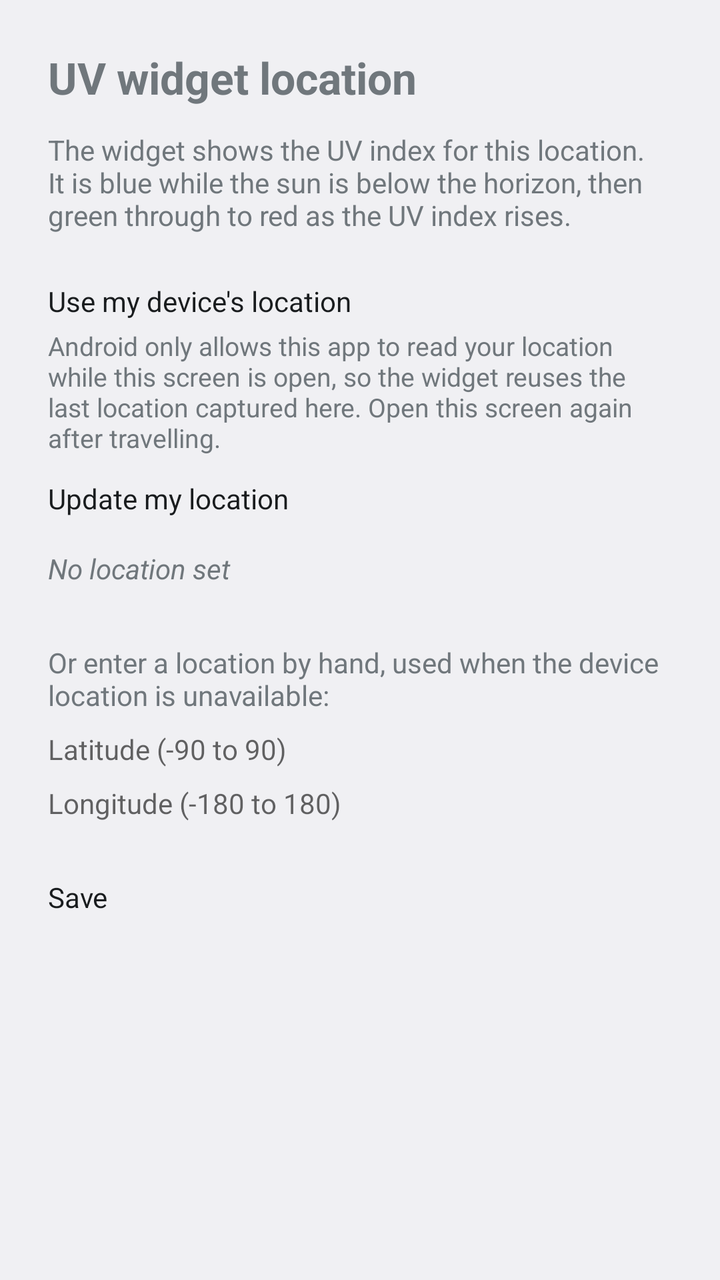
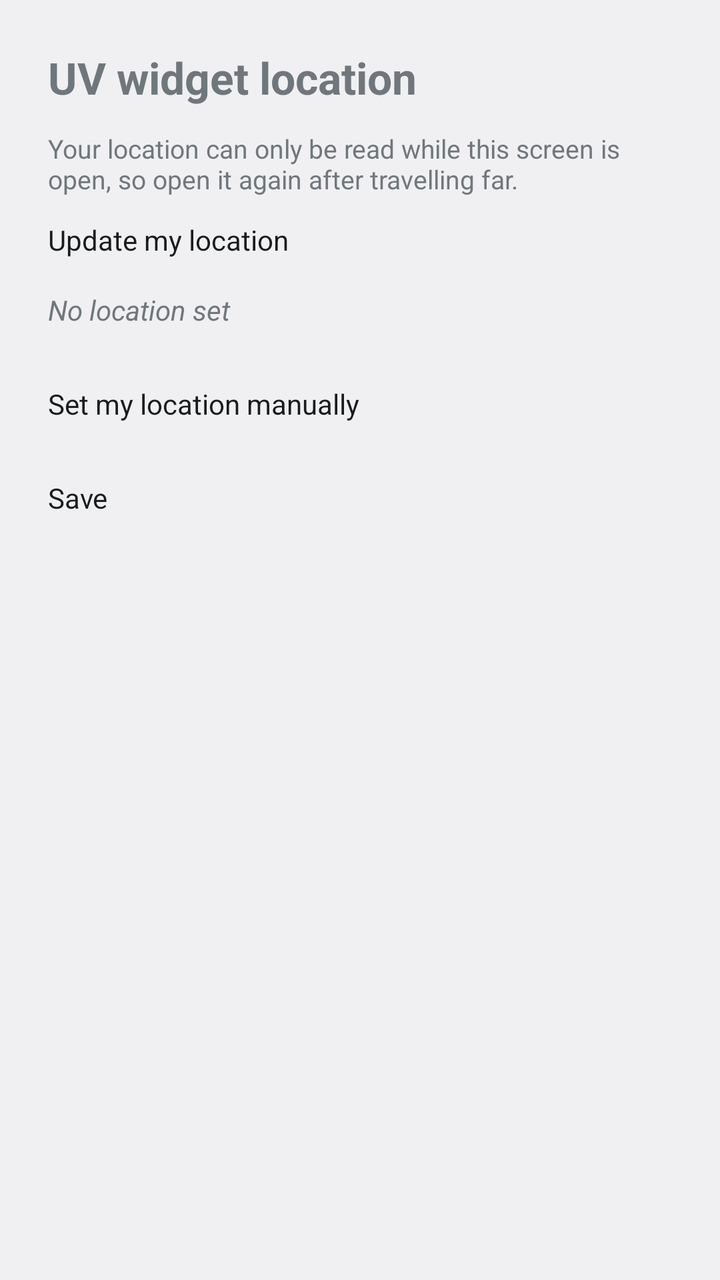

Compare the two renders of this Android layout. The source of the first and the diff that turns it into the second are given below.
<!-- AndroidManifest.xml: application theme Theme.UvWidget -->
<!-- res/layout/activity_config.xml -->
<?xml version="1.0" encoding="utf-8"?>
<ScrollView xmlns:android="http://schemas.android.com/apk/res/android"
    android:layout_width="match_parent"
    android:layout_height="match_parent"
    android:fillViewport="true">

    <LinearLayout
        android:layout_width="match_parent"
        android:layout_height="wrap_content"
        android:orientation="vertical"
        android:padding="24dp">

        <TextView
            android:layout_width="match_parent"
            android:layout_height="wrap_content"
            android:text="@string/config_title"
            android:textSize="22sp"
            android:textStyle="bold" />

        <TextView
            android:layout_width="match_parent"
            android:layout_height="wrap_content"
            android:layout_marginTop="12dp"
            android:text="@string/config_explanation" />

        <CheckBox
            android:id="@+id/use_device_location"
            android:layout_width="match_parent"
            android:layout_height="wrap_content"
            android:layout_marginTop="24dp"
            android:text="@string/use_device_location" />

        <TextView
            android:layout_width="match_parent"
            android:layout_height="wrap_content"
            android:layout_marginTop="4dp"
            android:text="@string/background_location_note"
            android:textSize="13sp" />

        <Button
            android:id="@+id/refresh_location"
            android:layout_width="wrap_content"
            android:layout_height="wrap_content"
            android:layout_marginTop="12dp"
            android:text="@string/refresh_location" />

        <TextView
            android:id="@+id/status"
            android:layout_width="match_parent"
            android:layout_height="wrap_content"
            android:layout_marginTop="16dp"
            android:text="@string/status_no_location_short"
            android:textStyle="italic" />

        <TextView
            android:layout_width="match_parent"
            android:layout_height="wrap_content"
            android:layout_marginTop="28dp"
            android:text="@string/manual_location_hint" />

        <EditText
            android:id="@+id/latitude"
            android:layout_width="match_parent"
            android:layout_height="wrap_content"
            android:layout_marginTop="8dp"
            android:hint="@string/latitude_hint"
            android:importantForAutofill="no"
            android:inputType="numberSigned|numberDecimal" />

        <EditText
            android:id="@+id/longitude"
            android:layout_width="match_parent"
            android:layout_height="wrap_content"
            android:layout_marginTop="8dp"
            android:hint="@string/longitude_hint"
            android:importantForAutofill="no"
            android:inputType="numberSigned|numberDecimal" />

        <Button
            android:id="@+id/save"
            android:layout_width="match_parent"
            android:layout_height="wrap_content"
            android:layout_marginTop="28dp"
            android:text="@string/save" />

    </LinearLayout>

</ScrollView>
<!-- resources referenced by this layout -->
<resources>
  <string name="background_location_note">Android only allows this app to read your location while this screen is open, so the widget reuses the last location captured here. Open this screen again after travelling.</string>
  <string name="config_explanation">The widget shows the UV index for this location. It is blue while the sun is below the horizon, then green through to red as the UV index rises.</string>
  <string name="config_title">UV widget location</string>
  <string name="latitude_hint">Latitude (-90 to 90)</string>
  <string name="longitude_hint">Longitude (-180 to 180)</string>
  <string name="manual_location_hint">Or enter a location by hand, used when the device location is unavailable:</string>
  <string name="refresh_location">Update my location</string>
  <string name="save">Save</string>
  <string name="status_no_location_short">No location set</string>
  <string name="use_device_location">Use my device\'s location</string>
  <style name="Theme.UvWidget" parent="@android:style/Theme.DeviceDefault.Light" />
</resources>

<!-- the commit's change to res/layout/activity_config.xml (unified diff, before → after) -->
@@ -2,13 +2,22 @@
 <ScrollView xmlns:android="http://schemas.android.com/apk/res/android"
     android:layout_width="match_parent"
     android:layout_height="match_parent"
-    android:fillViewport="true">
+    android:clipToPadding="false"
+    android:fillViewport="true"
+    android:fitsSystemWindows="true">
 
     <LinearLayout
         android:layout_width="match_parent"
         android:layout_height="wrap_content"
         android:orientation="vertical"
         android:padding="24dp">
+
+        <com.aidley.uvwidget.UvGraphView
+            android:id="@+id/uv_graph"
+            android:layout_width="match_parent"
+            android:layout_height="180dp"
+            android:layout_marginBottom="20dp"
+            android:visibility="gone" />
 
         <TextView
             android:layout_width="match_parent"
@@ -21,19 +30,6 @@
             android:layout_width="match_parent"
             android:layout_height="wrap_content"
             android:layout_marginTop="12dp"
-            android:text="@string/config_explanation" />
-
-        <CheckBox
-            android:id="@+id/use_device_location"
-            android:layout_width="match_parent"
-            android:layout_height="wrap_content"
-            android:layout_marginTop="24dp"
-            android:text="@string/use_device_location" />
-
-        <TextView
-            android:layout_width="match_parent"
-            android:layout_height="wrap_content"
-            android:layout_marginTop="4dp"
             android:text="@string/background_location_note"
             android:textSize="13sp" />
 
@@ -52,29 +48,40 @@
             android:text="@string/status_no_location_short"
             android:textStyle="italic" />
 
-        <TextView
+        <CheckBox
+            android:id="@+id/set_location_manually"
             android:layout_width="match_parent"
             android:layout_height="wrap_content"
             android:layout_marginTop="28dp"
-            android:text="@string/manual_location_hint" />
+            android:text="@string/set_location_manually" />
 
-        <EditText
-            android:id="@+id/latitude"
+        
+        <LinearLayout
+            android:id="@+id/manual_location_fields"
             android:layout_width="match_parent"
             android:layout_height="wrap_content"
-            android:layout_marginTop="8dp"
-            android:hint="@string/latitude_hint"
-            android:importantForAutofill="no"
-            android:inputType="numberSigned|numberDecimal" />
+            android:orientation="vertical"
+            android:visibility="gone">
 
-        <EditText
-            android:id="@+id/longitude"
-            android:layout_width="match_parent"
-            android:layout_height="wrap_content"
-            android:layout_marginTop="8dp"
-            android:hint="@string/longitude_hint"
-            android:importantForAutofill="no"
-            android:inputType="numberSigned|numberDecimal" />
+            <EditText
+                android:id="@+id/latitude"
+                android:layout_width="match_parent"
+                android:layout_height="wrap_content"
+                android:layout_marginTop="8dp"
+                android:hint="@string/latitude_hint"
+                android:importantForAutofill="no"
+                android:inputType="numberSigned|numberDecimal" />
+
+            <EditText
+                android:id="@+id/longitude"
+                android:layout_width="match_parent"
+                android:layout_height="wrap_content"
+                android:layout_marginTop="8dp"
+                android:hint="@string/longitude_hint"
+                android:importantForAutofill="no"
+                android:inputType="numberSigned|numberDecimal" />
+
+        </LinearLayout>
 
         <Button
             android:id="@+id/save"
<!-- resource entries referenced after the edit -->
@@ -1,15 +1,13 @@
 <!-- resources referenced by this layout -->
 <resources>
-  <string name="background_location_note">Android only allows this app to read your location while this screen is open, so the widget reuses the last location captured here. Open this screen again after travelling.</string>
-  <string name="config_explanation">The widget shows the UV index for this location. It is blue while the sun is below the horizon, then green through to red as the UV index rises.</string>
+  <string name="background_location_note">Your location can only be read while this screen is open, so open it again after travelling far.</string>
   <string name="config_title">UV widget location</string>
   <string name="latitude_hint">Latitude (-90 to 90)</string>
   <string name="longitude_hint">Longitude (-180 to 180)</string>
-  <string name="manual_location_hint">Or enter a location by hand, used when the device location is unavailable:</string>
   <string name="refresh_location">Update my location</string>
   <string name="save">Save</string>
+  <string name="set_location_manually">Set my location manually</string>
   <string name="status_no_location_short">No location set</string>
-  <string name="use_device_location">Use my device\'s location</string>
   <style name="Theme.UvWidget" parent="@android:style/Theme.DeviceDefault.Light" />
 </resources>
 
